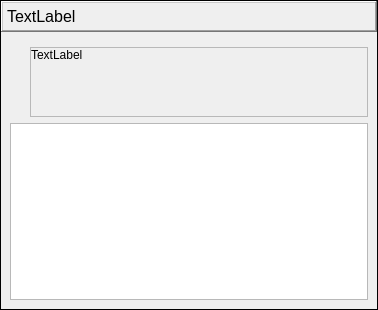
Before: the Qt Designer form ui/select_item_dialog.ui in TheCodingJsoftware/Invigo, drawn with Qt 5.
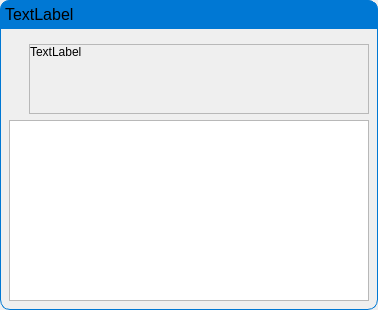
After: the same form once the commit is applied.

The edit to the form file:
```diff
--- a/ui/select_item_dialog.ui
+++ b/ui/select_item_dialog.ui
@@ -30,7 +30,7 @@
     <number>0</number>
    </property>
    <item>
-    <widget class="QFrame" name="frame">
+    <widget class="QWidget" name="widget" native="true">
      <property name="contextMenuPolicy">
       <enum>Qt::ActionsContextMenu</enum>
      </property>
@@ -38,10 +38,13 @@
       <bool>false</bool>
      </property>
      <property name="styleSheet">
-      <string notr="true"/>
-     </property>
-     <property name="frameShape">
-      <enum>QFrame::Box</enum>
+      <string notr="true">QWidget#widget{
+	border-top-left-radius:10px;
+	border-bottom-left-radius:10px;
+	border-top-right-radius:10px;
+	border-bottom-right-radius:10px;
+	border: 1px solid  rgb(0,120,212);;
+}</string>
      </property>
      <layout class="QVBoxLayout" name="verticalLayout_3" stretch="0,0">
       <property name="leftMargin">
@@ -69,11 +72,18 @@
           <pointsize>12</pointsize>
          </font>
         </property>
+        <property name="styleSheet">
+         <string notr="true">background-color: rgb(0,120,212);
+border-top-left-radius:10px;
+border-top-right-radius:10px;
+border: 1px solid  rgb(0,120,212);
+</string>
+        </property>
         <property name="frameShape">
-         <enum>QFrame::WinPanel</enum>
+         <enum>QFrame::Box</enum>
         </property>
         <property name="frameShadow">
-         <enum>QFrame::Raised</enum>
+         <enum>QFrame::Sunken</enum>
         </property>
         <property name="text">
          <string>TextLabel</string>
@@ -136,7 +146,7 @@
               <rect>
                <x>0</x>
                <y>0</y>
-               <width>326</width>
+               <width>328</width>
                <height>69</height>
               </rect>
              </property>
```
